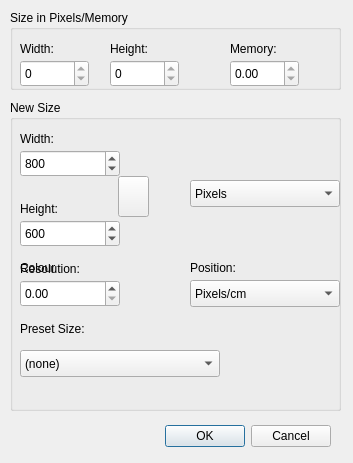
Qt form src/dialogs/NewDialog.ui (PhotoFlare/photoflare) before a commit.
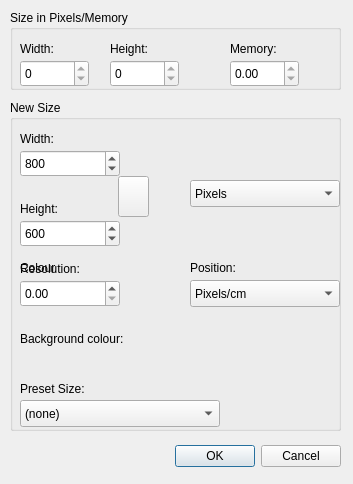
The same form after that commit. Icons and pictures are not drawn. Custom widgets are drawn as their Qt base class.

Commit message: Add bgcolor button to NewDialog and pass colour to PaintWidget

```diff
--- a/src/dialogs/NewDialog.ui
+++ b/src/dialogs/NewDialog.ui
@@ -7,7 +7,7 @@
     <x>0</x>
     <y>0</y>
     <width>353</width>
-    <height>463</height>
+    <height>484</height>
    </rect>
   </property>
   <property name="font">
@@ -21,8 +21,8 @@
   <widget class="QDialogButtonBox" name="buttonBox">
    <property name="geometry">
     <rect>
-     <x>10</x>
-     <y>420</y>
+     <x>20</x>
+     <y>440</y>
      <width>321</width>
      <height>32</height>
     </rect>
@@ -124,72 +124,6 @@
     </rect>
    </property>
   </widget>
-  <widget class="QLabel" name="imagePreset">
-   <property name="geometry">
-    <rect>
-     <x>20</x>
-     <y>320</y>
-     <width>81</width>
-     <height>17</height>
-    </rect>
-   </property>
-   <property name="text">
-    <string>Preset Size:</string>
-   </property>
-  </widget>
-  <widget class="QComboBox" name="imagePresetCombo">
-   <property name="geometry">
-    <rect>
-     <x>20</x>
-     <y>350</y>
-     <width>200</width>
-     <height>27</height>
-    </rect>
-   </property>
-   <property name="currentIndex">
-    <number>0</number>
-   </property>
-   <item>
-    <property name="text">
-     <string>(none)</string>
-    </property>
-   </item>
-   <item>
-    <property name="text">
-     <string>100 x 100 pixels</string>
-    </property>
-   </item>
-   <item>
-    <property name="text">
-     <string>640 x 480 pixels</string>
-    </property>
-   </item>
-   <item>
-    <property name="text">
-     <string>800 x 600 pixels</string>
-    </property>
-   </item>
-   <item>
-    <property name="text">
-     <string>1024 x 768 pixels</string>
-    </property>
-   </item>
-   <item>
-    <property name="text">
-     <string>1366 x 768 pixels</string>
-    </property>
-   </item>
-   <item>
-    <property name="text">
-     <string>1600 x 900 pixels</string>
-    </property>
-   </item>
-   <item>
-    <property name="text">
-     <string>1920 x 1080 pixels</string>
-    </property>
-   </item>
-  </widget>
   <widget class="QComboBox" name="imageWHcombo">
    <property name="geometry">
     <rect>
@@ -359,7 +293,7 @@
      <x>10</x>
      <y>100</y>
      <width>331</width>
-     <height>311</height>
+     <height>331</height>
     </rect>
    </property>
    <property name="focusPolicy">
@@ -433,6 +367,100 @@
      <string>Position:</string>
     </property>
    </widget>
+   <widget class="BrushTypeComboBox" name="backgroundColorComboBox_NewFile" native="true">
+    <property name="geometry">
+     <rect>
+      <x>10</x>
+      <y>250</y>
+      <width>150</width>
+      <height>27</height>
+     </rect>
+    </property>
+   </widget>
+   <widget class="QComboBox" name="imagePresetCombo">
+    <property name="geometry">
+     <rect>
+      <x>10</x>
+      <y>300</y>
+      <width>200</width>
+      <height>27</height>
+     </rect>
+    </property>
+    <property name="currentIndex">
+     <number>0</number>
+    </property>
+    <item>
+     <property name="text">
+      <string>(none)</string>
+     </property>
+    </item>
+    <item>
+     <property name="text">
+      <string>100 x 100 pixels</string>
+     </property>
+    </item>
+    <item>
+     <property name="text">
+      <string>640 x 480 pixels</string>
+     </property>
+    </item>
+    <item>
+     <property name="text">
+      <string>800 x 600 pixels</string>
+     </property>
+    </item>
+    <item>
+     <property name="text">
+      <string>1024 x 768 pixels</string>
+     </property>
+    </item>
+    <item>
+     <property name="text">
+      <string>1366 x 768 pixels</string>
+     </property>
+    </item>
+    <item>
+     <property name="text">
+      <string>1600 x 900 pixels</string>
+     </property>
+    </item>
+    <item>
+     <property name="text">
+      <string>1920 x 1080 pixels</string>
+     </property>
+    </item>
+    <item>
+     <property name="text">
+      <string>3840 x 2160 pixels</string>
+     </property>
+    </item>
+   </widget>
+   <widget class="QLabel" name="imagePreset">
+    <property name="geometry">
+     <rect>
+      <x>10</x>
+      <y>280</y>
+      <width>81</width>
+      <height>17</height>
+     </rect>
+    </property>
+    <property name="text">
+     <string>Preset Size:</string>
+    </property>
+   </widget>
+   <widget class="QLabel" name="label_4">
+    <property name="geometry">
+     <rect>
+      <x>10</x>
+      <y>230</y>
+      <width>131</width>
+      <height>17</height>
+     </rect>
+    </property>
+    <property name="text">
+     <string>Background colour:</string>
+    </property>
+   </widget>
   </widget>
   <widget class="QLabel" name="backgroundLabel">
    <property name="geometry">
```
Left out of the diff: 6 changed lines with no effect on the pictures. The commit also changes 5 other files.
